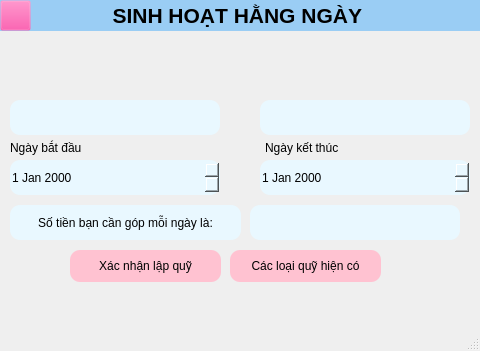
First picture: the form in Muc_tieu_tai_chinh_SinhHoatHangNgay.ui, repository tunvy313/KTLT, before the edit.
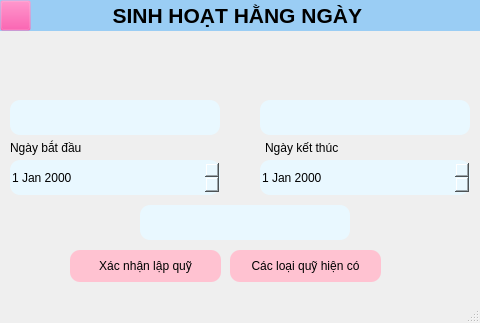
Second picture: the form after the edit. Icons and pictures are not drawn.

```diff
--- a/Muc_tieu_tai_chinh_SinhHoatHangNgay.ui
+++ b/Muc_tieu_tai_chinh_SinhHoatHangNgay.ui
@@ -7,7 +7,7 @@
     <x>0</x>
     <y>0</y>
     <width>480</width>
-    <height>351</height>
+    <height>323</height>
    </rect>
   </property>
   <property name="windowTitle">
@@ -31,7 +31,7 @@
    <widget class="QLineEdit" name="txtSoTienCanGop">
     <property name="geometry">
      <rect>
-      <x>250</x>
+      <x>140</x>
       <y>205</y>
       <width>210</width>
       <height>35</height>
@@ -43,27 +43,6 @@
 </string>
     </property>
    </widget>
-   <widget class="QPushButton" name="btnTinhTien">
-    <property name="geometry">
-     <rect>
-      <x>10</x>
-      <y>205</y>
-      <width>231</width>
-      <height>35</height>
-     </rect>
-    </property>
-    <property name="styleSheet">
-     <string notr="true">background-color:#e9f8ff;
-border-radius:10px</string>
-    </property>
-    <property name="text">
-     <string>Số tiền bạn cần góp mỗi ngày là:</string>
-    </property>
-    <property name="icon">
-     <iconset>
-      <normaloff>../ic_calculator.png</normaloff>../ic_calculator.png</iconset>
-    </property>
-   </widget>
    <widget class="QLabel" name="label">
     <property name="geometry">
      <rect>
```
